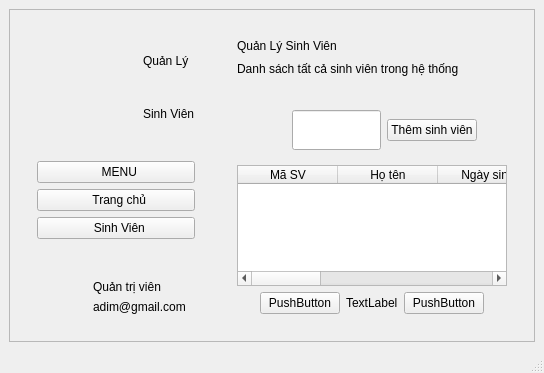
The window that Student_management.ui (akazajok/Quan-li-sinh-vien) describes before a commit, drawn with Qt 5.
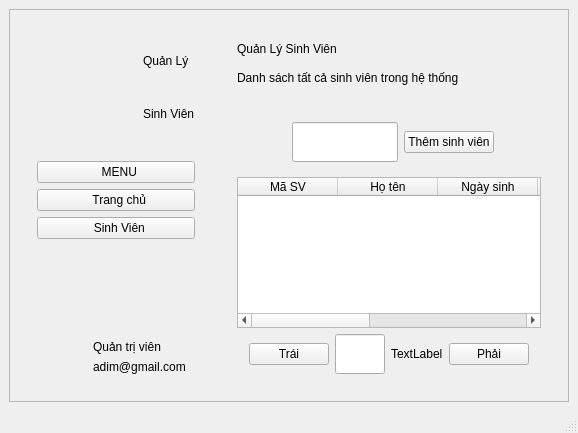
The same window after the commit. Icons and pictures are not drawn.

Diff of the .ui file:
```diff
--- a/Student_management.ui
+++ b/Student_management.ui
@@ -6,8 +6,8 @@
    <rect>
     <x>0</x>
     <y>0</y>
-    <width>544</width>
-    <height>373</height>
+    <width>578</width>
+    <height>433</height>
    </rect>
   </property>
   <property name="windowTitle">
@@ -24,9 +24,9 @@
        <property name="geometry">
         <rect>
          <x>0</x>
-         <y>-44</y>
-         <width>511</width>
-         <height>376</height>
+         <y>0</y>
+         <width>558</width>
+         <height>392</height>
         </rect>
        </property>
        <layout class="QHBoxLayout" name="horizontalLayout_2" stretch="1,4">
@@ -418,12 +418,41 @@
                  <item>
                   <widget class="QPushButton" name="btn_prev">
                    <property name="text">
-                    <string>PushButton</string>
+                    <string>Trái</string>
                    </property>
+                   <property name="icon">
+                    <iconset resource="resources.qrc">
+                     <normaloff>:/icons/icons/prev.png</normaloff>:/icons/icons/prev.png</iconset>
+                   </property>
+                   <property name="iconSize">
+                    <size>
+                     <width>32</width>
+                     <height>32</height>
+                    </size>
+                   </property>
                   </widget>
                  </item>
                  <item>
-                  <widget class="QLabel" name="lbl_page_info">
+                  <widget class="QLineEdit" name="txt_page">
+                   <property name="minimumSize">
+                    <size>
+                     <width>50</width>
+                     <height>40</height>
+                    </size>
+                   </property>
+                   <property name="maximumSize">
+                    <size>
+                     <width>50</width>
+                     <height>16777215</height>
+                    </size>
+                   </property>
+                   <property name="alignment">
+                    <set>Qt::AlignCenter</set>
+                   </property>
+                  </widget>
+                 </item>
+                 <item>
+                  <widget class="QLabel" name="lbl_total_page">
                    <property name="text">
                     <string>TextLabel</string>
                    </property>
@@ -432,7 +461,17 @@
                  <item>
                   <widget class="QPushButton" name="btn_next">
                    <property name="text">
-                    <string>PushButton</string>
+                    <string>Phải</string>
+                   </property>
+                   <property name="icon">
+                    <iconset resource="resources.qrc">
+                     <normaloff>:/icons/icons/next.png</normaloff>:/icons/icons/next.png</iconset>
+                   </property>
+                   <property name="iconSize">
+                    <size>
+                     <width>32</width>
+                     <height>32</height>
+                    </size>
                    </property>
                   </widget>
                  </item>
```
Left out of the diff: 4 changed lines with no effect on the pictures.
